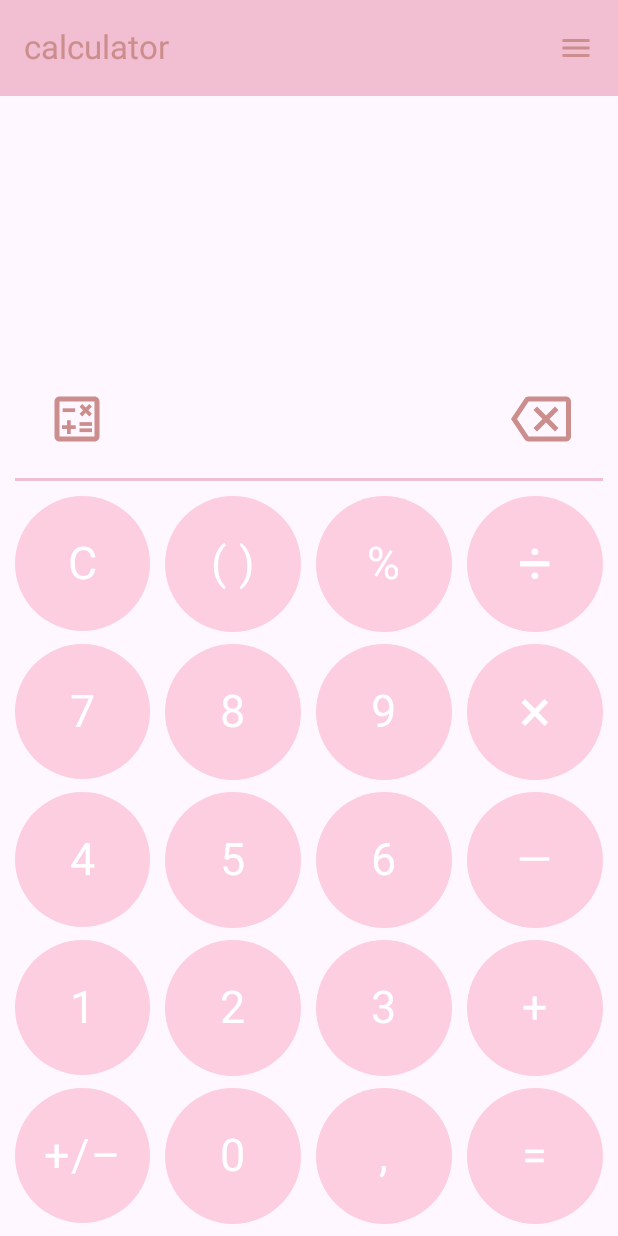
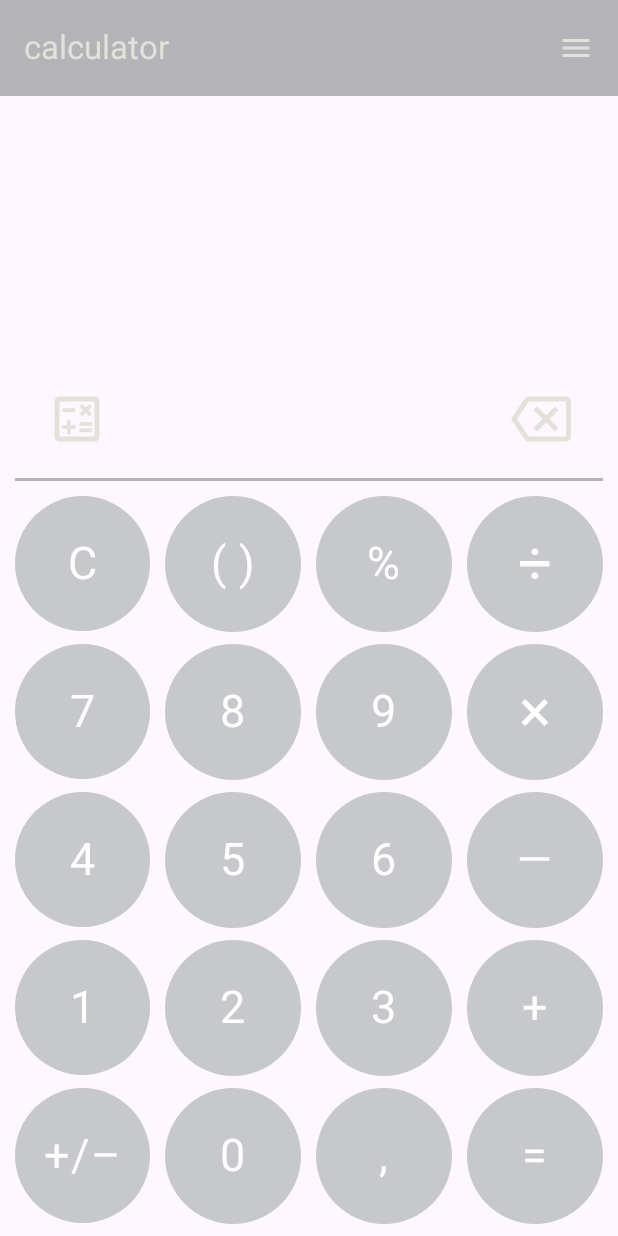
Before and after one commit to coolbl0nde/PrMP, an Android app built with Jetpack Compose: the screen it shows after launch (MainActivity), on a phone screen of 412 x 824 dp. Run offline under Robolectric (Android 15) with nearby library versions, the light colour scheme and no system bars; our stand-ins replace Firebase (no records; nobody signed in at launch, a user with empty details on screens opened directly).

Commit message:
added view model for themes

```diff
--- a/Calculator/app/src/main/java/com/example/calculator/MainActivity.kt
+++ b/Calculator/app/src/main/java/com/example/calculator/MainActivity.kt
@@ -1,28 +1,23 @@
 package com.example.calculator
 
-import android.content.pm.PackageManager
 import android.os.Bundle
 import androidx.activity.ComponentActivity
 import androidx.activity.compose.setContent
 import androidx.activity.result.contract.ActivityResultContracts
-import androidx.core.content.ContextCompat
 import com.example.calculator.ui.screens.AdaptiveCalculatorUI
 import com.example.calculator.ui.theme.CalculatorTheme
 import android.Manifest
 import androidx.activity.compose.rememberLauncherForActivityResult
-import androidx.compose.foundation.layout.fillMaxSize
-import androidx.compose.material3.MaterialTheme
 import androidx.compose.material3.Surface
 import androidx.compose.runtime.Composable
-import androidx.compose.runtime.CompositionLocalProvider
 import androidx.compose.runtime.getValue
 import androidx.compose.runtime.mutableStateOf
 import androidx.compose.runtime.remember
 import androidx.compose.runtime.setValue
 import androidx.compose.ui.Modifier
-import com.example.calculator.ui.screens.CameraPreviewScreen
+import com.example.calculator.services.OperationStorageService
+import com.example.calculator.services.ThemeStorageService
 import com.example.calculator.ui.screens.OperationsScreen
-import com.example.calculator.ui.theme.LocalTheme
 
 class MainActivity : ComponentActivity() {
 
@@ -30,20 +25,20 @@ class MainActivity : ComponentActivity() {
         super.onCreate(savedInstanceState)
 
         setContent {
-            val theme = remember { mutableStateOf("light") }
-            CompositionLocalProvider(LocalTheme provides theme) {
-                CalculatorTheme() {
-                    MyApp()
-                }
+            val themeViewModel = ThemeViewModel()
+
+            CalculatorTheme(themeViewModel = themeViewModel) {
+                MyApp(themeViewModel = themeViewModel)
             }
         }
     }
 
     @Composable
-    fun MyApp(modifier: Modifier = Modifier) {
-        var viewModel = CalculatorViewModel()
-
-        var themeOption by remember { mutableStateOf("light") }
+    fun MyApp(
+        modifier: Modifier = Modifier,
+        themeViewModel: ThemeViewModel
+    ) {
+        val viewModel = CalculatorViewModel()
 
         var shouldShowCamera by remember { mutableStateOf(false) }
         val cameraPermissionRequest = rememberLauncherForActivityResult(
@@ -62,12 +57,17 @@ class MainActivity : ComponentActivity() {
 
         val operationStorageService = OperationStorageService()
 
+
         Surface(modifier) {
             if (shouldShowCamera) {
                 //CameraPreviewScreen(viewModel, closeCamera)
-                OperationsScreen(firestoreRepository = operationStorageService)
+                OperationsScreen()
             } else {
-                AdaptiveCalculatorUI(viewModel, openCamera, operationStorageService)
+                AdaptiveCalculatorUI(
+                    viewModel,
+                    openCamera,
+                    themeViewModel
+                )
             }
         }
     }
--- /dev/null
+++ b/Calculator/app/src/main/java/com/example/calculator/ThemeViewModel.kt
@@ -0,0 +1,42 @@
+package com.example.calculator
+
+import android.util.Log
+import androidx.compose.runtime.State
+import androidx.compose.runtime.mutableStateOf
+import androidx.lifecycle.ViewModel
+import com.google.firebase.firestore.FirebaseFirestore
+
+class ThemeViewModel : ViewModel() {
+    private val _theme = mutableStateOf("light") // Значение по умолчанию
+    val theme: State<String> = _theme
+
+    init {
+        loadThemeFromFirestore()
+    }
+
+    private fun loadThemeFromFirestore() {
+        FirebaseFirestore.getInstance().collection("themes").document("current")
+            .get()
+            .addOnSuccessListener { documentSnapshot ->
+                val themeId = documentSnapshot.getString("theme_id") ?: "light"
+                _theme.value = themeId
+            }
+            .addOnFailureListener { e ->
+                Log.w("ThemeViewModel", "Error fetching theme", e)
+            }
+    }
+
+    fun setTheme(newTheme: String) {
+        if (newTheme != _theme.value) {
+            _theme.value = newTheme
+            saveThemeToFirestore(newTheme)
+        }
+    }
+
+    private fun saveThemeToFirestore(themeId: String) {
+        FirebaseFirestore.getInstance().collection("themes").document("current")
+            .set(mapOf("theme_id" to themeId))
+            .addOnSuccessListener { Log.d("ThemeViewModel", "Theme updated successfully!") }
+            .addOnFailureListener { e -> Log.w("ThemeViewModel", "Error updating theme", e) }
+    }
+}
--- a/Calculator/app/src/main/java/com/example/calculator/ButtonConfig.kt
+++ b/Calculator/app/src/main/java/com/example/calculator/data/ButtonConfig.kt
@@ -1,4 +1,4 @@
-package com.example.calculator
+package com.example.calculator.data
 
 import androidx.compose.ui.Modifier
 import androidx.compose.ui.unit.TextUnit
--- a/Calculator/app/src/main/java/com/example/calculator/data/ThemePreference.kt
+++ b/Calculator/app/src/main/java/com/example/calculator/data/ThemePreference.kt
@@ -1,5 +1,5 @@
 package com.example.calculator.data
 
 data class ThemePreference (
-    val name: String
+    val name: String = ""
 )
--- a/Calculator/app/src/main/java/com/example/calculator/OperationStorageService.kt
+++ b/Calculator/app/src/main/java/com/example/calculator/services/OperationStorageService.kt
@@ -1,10 +1,7 @@
-package com.example.calculator
+package com.example.calculator.services
 
-import android.util.Log
-import android.widget.Toast
 import com.example.calculator.data.CalculatorOperation
 import com.google.firebase.Firebase
-import com.google.firebase.firestore.Query
 import com.google.firebase.firestore.firestore
 
 class OperationStorageService {
--- a/Calculator/app/src/main/java/com/example/calculator/ui/components/CalculatorDisplay.kt
+++ b/Calculator/app/src/main/java/com/example/calculator/ui/components/CalculatorDisplay.kt
@@ -7,14 +7,13 @@ import androidx.compose.material3.Text
 import androidx.compose.runtime.Composable
 import androidx.compose.ui.Alignment
 import androidx.compose.ui.Modifier
-import androidx.compose.ui.graphics.Color
 import androidx.compose.ui.text.font.FontWeight
 import androidx.compose.ui.tooling.preview.Preview
 import androidx.compose.ui.unit.dp
 import androidx.compose.ui.unit.sp
 import com.example.calculator.ui.screens.CalculatorApp
 import com.example.calculator.CalculatorViewModel
-import com.example.calculator.OperationStorageService
+import com.example.calculator.services.OperationStorageService
 import com.example.calculator.ui.theme.Gray
 
 @Composable
@@ -41,6 +40,5 @@ fun CalculatorDisplay(value: String, modifier: Modifier = Modifier){
 @Preview(showBackground = true)
 @Composable
 fun PreviewCalculatorApp2() {
-    CalculatorApp(CalculatorViewModel(), openCamera = {},
-        operationStorageService = OperationStorageService())
+    CalculatorApp(CalculatorViewModel(), openCamera = {})
 }
--- a/Calculator/app/src/main/java/com/example/calculator/ui/components/TopAppBar.kt
+++ b/Calculator/app/src/main/java/com/example/calculator/ui/components/TopAppBar.kt
@@ -16,14 +16,14 @@ import androidx.compose.runtime.getValue
 import androidx.compose.runtime.mutableStateOf
 import androidx.compose.runtime.remember
 import androidx.compose.runtime.setValue
-import com.example.calculator.ui.theme.LocalTheme
+import com.example.calculator.ThemeViewModel
+import com.example.calculator.services.ThemeStorageService
 
 @OptIn(ExperimentalMaterial3Api::class)
 @Composable
-fun TopAppBar(){
+fun TopAppBar(themeViewModel: ThemeViewModel){
 
     var showMenu by remember { mutableStateOf(false) }
-    val currentTheme = LocalTheme.current
 
     TopAppBar(
         colors = TopAppBarDefaults.topAppBarColors(
@@ -49,18 +49,30 @@ fun TopAppBar(){
                 onDismissRequest = { showMenu = false }
             ) {
                 DropdownMenuItem(
-                    text = { Text(text = "barby core") },
+                    text = { Text(text = "pink") },
                     onClick = {
                         showMenu = false
-                        currentTheme.value = "pink"
+                        themeViewModel.setTheme("pink")
+                        //themeStorageService.saveTheme("pink")
+
                     }
                 )
 
                 DropdownMenuItem(
-                    text = { Text(text = "blue theme") },
+                    text = { Text(text = "blue") },
                     onClick = {
                         showMenu = false
-                        currentTheme.value = "blue"
+                        themeViewModel.setTheme("blue")
+                        //themeStorageService.saveTheme("blue")
+                    }
+                )
+
+                DropdownMenuItem(
+                    text = { Text(text = "light") },
+                    onClick = {
+                        showMenu = false
+                        themeViewModel.setTheme("light")
+                        //themeStorageService.saveTheme("light")
                     }
                 )
             }
--- a/Calculator/app/src/main/java/com/example/calculator/ui/screens/AdaptiveCalculatorUI.kt
+++ b/Calculator/app/src/main/java/com/example/calculator/ui/screens/AdaptiveCalculatorUI.kt
@@ -4,13 +4,14 @@ import android.content.res.Configuration
 import androidx.compose.runtime.Composable
 import androidx.compose.ui.platform.LocalConfiguration
 import com.example.calculator.CalculatorViewModel
-import com.example.calculator.OperationStorageService
+import com.example.calculator.ThemeViewModel
+import com.example.calculator.services.OperationStorageService
 
 @Composable
 fun AdaptiveCalculatorUI(
     viewModel: CalculatorViewModel,
     openCamera: () -> Unit,
-    firestoreRepository: OperationStorageService
+    themeViewModel: ThemeViewModel
 ) {
     val configuration = LocalConfiguration.current
     val isLandscape = configuration.orientation == Configuration.ORIENTATION_LANDSCAPE
@@ -18,6 +19,10 @@ fun AdaptiveCalculatorUI(
     if (isLandscape) {
         LandscapeUI(viewModel, openCamera)
     } else {
-        CalculatorApp(viewModel, openCamera, firestoreRepository)
+        CalculatorApp(
+            viewModel,
+            openCamera,
+            themeViewModel
+        )
     }
 }
--- a/Calculator/app/src/main/java/com/example/calculator/ui/screens/LandscapeCalculatorScreen.kt
+++ b/Calculator/app/src/main/java/com/example/calculator/ui/screens/LandscapeCalculatorScreen.kt
@@ -6,25 +6,21 @@ import androidx.compose.foundation.layout.Arrangement
 import androidx.compose.foundation.layout.Column
 import androidx.compose.foundation.layout.Row
 import androidx.compose.foundation.layout.Spacer
-import androidx.compose.foundation.layout.aspectRatio
 import androidx.compose.foundation.layout.fillMaxHeight
-import androidx.compose.foundation.layout.fillMaxSize
 import androidx.compose.foundation.layout.fillMaxWidth
 import androidx.compose.foundation.layout.padding
 import androidx.compose.foundation.layout.size
 import androidx.compose.material3.Divider
 import androidx.compose.material3.Text
 import androidx.compose.runtime.Composable
-import androidx.compose.ui.Alignment
 import androidx.compose.ui.Modifier
 import androidx.compose.ui.graphics.Color
-import androidx.compose.ui.modifier.modifierLocalConsumer
 import androidx.compose.ui.platform.LocalContext
 import androidx.compose.ui.text.style.TextAlign
 import androidx.compose.ui.tooling.preview.Preview
 import androidx.compose.ui.unit.dp
 import androidx.compose.ui.unit.sp
-import com.example.calculator.ButtonConfig
+import com.example.calculator.data.ButtonConfig
 import com.example.calculator.CalculatorViewModel
 import com.example.calculator.R
 import com.example.calculator.ui.components.CalculatorDisplay
--- a/Calculator/app/src/main/java/com/example/calculator/ui/screens/PortraitCalculatorScreen.kt
+++ b/Calculator/app/src/main/java/com/example/calculator/ui/screens/PortraitCalculatorScreen.kt
@@ -21,7 +21,7 @@ import androidx.compose.ui.Modifier
 import androidx.compose.ui.platform.LocalContext
 import androidx.compose.ui.tooling.preview.Preview
 import androidx.compose.ui.unit.dp
-import com.example.calculator.ButtonConfig
+import com.example.calculator.data.ButtonConfig
 import com.example.calculator.CalculatorViewModel
 import com.example.calculator.R
 import com.example.calculator.ui.components.CalculatorDisplay
@@ -29,14 +29,15 @@ import com.example.calculator.ui.components.RoundButton
 import com.example.calculator.ui.components.SymbolButton
 import androidx.compose.ui.text.style.TextAlign
 import androidx.compose.ui.unit.sp
-import com.example.calculator.OperationStorageService
+import com.example.calculator.ThemeViewModel
+import com.example.calculator.services.OperationStorageService
 import com.example.calculator.ui.components.TopAppBar
 
 
 @Composable
 fun CalculatorApp(viewModel: CalculatorViewModel,
                   openCamera: () -> Unit,
-                  operationStorageService: OperationStorageService
+                  themeViewModel: ThemeViewModel = ThemeViewModel()
 ){
 
     val context = LocalContext.current
@@ -64,7 +65,7 @@ fun CalculatorApp(viewModel: CalculatorViewModel,
         ButtonConfig(text = "0", onClick = { viewModel.onSymbolClicked("0") }),
         ButtonConfig(text = ",", onClick = { viewModel.onSymbolClicked(".") }),
         ButtonConfig(text = "=", onClick = { viewModel.onEqualClicked(
-            context, operationStorageService) }),
+            context) }),
     )
 
     val rows = buttons.chunked(4)
@@ -78,7 +79,7 @@ fun CalculatorApp(viewModel: CalculatorViewModel,
         modifier = Modifier.fillMaxHeight()
     ) {
 
-        TopAppBar()
+        TopAppBar(themeViewModel)
 
         CalculatorDisplay(
             value = viewModel.userInput,
@@ -108,16 +109,6 @@ fun CalculatorApp(viewModel: CalculatorViewModel,
                     .weight(1f),
                 onClick = openCamera
             )
-
-            /*if (currentUI == "Landscape") {
-                val context = LocalContext.current
-
-                (context as? Activity)?.let {
-                    it.requestedOrientation = ActivityInfo.SCREEN_ORIENTATION_LANDSCAPE
-                }
-                LandscapeUI()
-                return
-            }*/
 
             Spacer(Modifier.weight(2f))
 
@@ -165,6 +156,5 @@ fun CalculatorApp(viewModel: CalculatorViewModel,
 @Preview(showBackground = true)
 @Composable
 fun PreviewCalculatorApp() {
-    CalculatorApp(CalculatorViewModel(), openCamera = {},
-        operationStorageService = OperationStorageService())
+    CalculatorApp(CalculatorViewModel(), openCamera = {}, ThemeViewModel())
 }
--- a/Calculator/app/src/main/java/com/example/calculator/ui/theme/Theme.kt
+++ b/Calculator/app/src/main/java/com/example/calculator/ui/theme/Theme.kt
@@ -1,22 +1,21 @@
 package com.example.calculator.ui.theme
 
 import android.app.Activity
-import android.os.Build
 import androidx.compose.foundation.isSystemInDarkTheme
 import androidx.compose.material3.MaterialTheme
 import androidx.compose.material3.darkColorScheme
-import androidx.compose.material3.dynamicDarkColorScheme
-import androidx.compose.material3.dynamicLightColorScheme
 import androidx.compose.material3.lightColorScheme
 import androidx.compose.runtime.Composable
+import androidx.compose.runtime.DisposableEffect
 import androidx.compose.runtime.SideEffect
 import androidx.compose.runtime.mutableStateOf
-import androidx.compose.runtime.staticCompositionLocalOf
+import androidx.compose.runtime.remember
 import androidx.compose.ui.graphics.Color
 import androidx.compose.ui.graphics.toArgb
-import androidx.compose.ui.platform.LocalContext
 import androidx.compose.ui.platform.LocalView
 import androidx.core.view.WindowCompat
+import com.example.calculator.ThemeViewModel
+import com.example.calculator.services.ThemeStorageService
 
 private val DarkColorScheme = darkColorScheme(
     primary = Purple80,
@@ -40,23 +39,32 @@ private val PinkColorScheme = lightColorScheme(
 )
 
 private val LightColorScheme = lightColorScheme(
-    primary = Purple80,
-    secondary = PurpleGrey80,
-    tertiary = Pink80,
+    primary = Color(0xFFB4B4B8),
+    secondary = Color(0xFFC7C8CC),
+    tertiary = Color(0xFFE3E1D9),
     background = Color(0xFFFFFFFF),
     onSecondary = Color(0xFFFFFFFF),
 )
 
 
-val LocalTheme = staticCompositionLocalOf { mutableStateOf("light") }
 @Composable
 fun CalculatorTheme(
     darkTheme: Boolean = isSystemInDarkTheme(),
+    themeViewModel: ThemeViewModel,
     // Dynamic color is available on Android 12+
     //dynamicColor: Boolean = true,
-    content: @Composable () -> Unit
+    content: @Composable () -> Unit,
 ) {
-    val theme = LocalTheme.current.value
+    //val theme = remember { mutableStateOf("light") }
+
+    val theme = themeViewModel.theme.value
+
+    /*DisposableEffect(Unit) {
+        val themeListener = themeViewModel.load { fetchedTheme ->
+            theme.value = fetchedTheme
+        }
+        onDispose { }
+    }*/
 
     val colorScheme = when (theme){
         /*dynamicColor && Build.VERSION.SDK_INT >= Build.VERSION_CODES.S -> {
```
Also changed, not shown: Calculator/app/src/main/java/com/example/calculator/CalculatorViewModel.kt (+7 -2 lines), Calculator/app/src/main/java/com/example/calculator/ThemeStorageService.kt (deleted, +0 -11 lines), Calculator/app/src/main/java/com/example/calculator/services/ThemeStorageService.kt (added, +30 -0 lines), Calculator/app/src/main/java/com/example/calculator/ui/components/RoundButton.kt (+2 -11 lines), Calculator/app/src/main/java/com/example/calculator/ui/components/SymbolButton.kt (+2 -5 lines), Calculator/app/src/main/java/com/example/calculator/ui/screens/OperationScreen.kt (+10 -9 lines).
